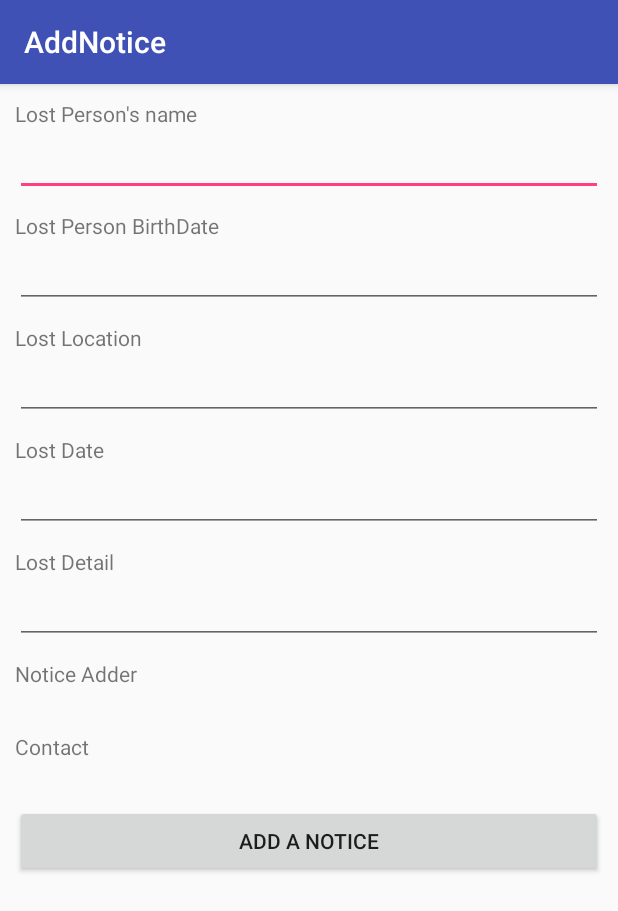
After one commit to paratab/Proj_ImgApp, an Android app: the NoticeAdd screen opened directly, with no data from a screen before it, on a phone screen of 412 x 824 dp. The commit adds this screen. Shown: the top 911 px of the screen. Run offline under Robolectric (Android 15) with nearby library versions, the phone set to English and light mode, and no system bars.

Commit message:
21/1/2559 - Add Notice - add NoticeAdd feature (not test) - optimize httpRequest (move to new class) - change theme

```diff
--- /dev/null
+++ b/app/src/main/java/bolona_pig/proj_imgapp/NoticeAdd.java
@@ -0,0 +1,63 @@
+package bolona_pig.proj_imgapp;
+
+import android.content.Intent;
+import android.os.Bundle;
+import android.support.v7.app.AppCompatActivity;
+import android.view.View;
+import android.widget.Button;
+import android.widget.EditText;
+import android.widget.TextView;
+import android.widget.Toast;
+
+public class NoticeAdd extends AppCompatActivity implements View.OnClickListener {
+
+    EditText edtLpName, edtLpBirthDate, edtLpLocation, edtLpDate, edtLpDetail;
+    TextView tvCtName, tvCtPhone;
+    Button btAddNotice;
+    UserLocalStore userLocalStore;
+
+    @Override
+    protected void onCreate(Bundle savedInstanceState) {
+        super.onCreate(savedInstanceState);
+        setContentView(R.layout.content__notice_add);
+
+        edtLpName = (EditText) findViewById(R.id.edtLpName);
+        edtLpBirthDate = (EditText) findViewById(R.id.edtLpBirthDate);
+        edtLpLocation = (EditText) findViewById(R.id.edtLpLocation);
+        edtLpDate = (EditText) findViewById(R.id.edtLpDate);
+        edtLpDetail = (EditText) findViewById(R.id.edtLpDetail);
+        tvCtName = (TextView) findViewById(R.id.tvCtName);
+        tvCtPhone = (TextView) findViewById(R.id.tvCtPhone);
+        btAddNotice = (Button) findViewById(R.id.btNoticeAdd);
+
+        btAddNotice.setOnClickListener(this);
+        userLocalStore = new UserLocalStore(this);
+    }
+
+    @Override
+    public void onStart() {
+        super.onStart();
+        if (!userLocalStore.getLoggedInStatus()) {
+            Intent intent = new Intent(this, Login.class);
+            //intent.addFlags(Intent.FLAG_ACTIVITY_CLEAR_TOP | Intent.FLAG_ACTIVITY_NEW_TASK);
+            startActivity(intent);
+            //finish();
+        } else {
+            User user = userLocalStore.getLoggedInUser();
+            tvCtName.setText(user.name);
+            tvCtPhone.setText(user.telephone);
+        }
+    }
+
+    @Override
+    public void onClick(View v) {
+        Intent intent;
+        switch (v.getId()) {
+            case R.id.btNoticeAdd:
+                Toast.makeText(this, "Added", Toast.LENGTH_SHORT).show();
+                intent = new Intent(this, MainActivity.class);
+                startActivity(intent);
+                break;
+        }
+    }
+}
--- /dev/null
+++ b/app/src/main/res/layout/content__notice_add.xml
@@ -0,0 +1,101 @@
+<?xml version="1.0" encoding="utf-8"?>
+<LinearLayout xmlns:android="http://schemas.android.com/apk/res/android"
+    android:layout_width="match_parent"
+    android:layout_height="match_parent"
+    android:orientation="vertical"
+    android:padding="10dp">
+
+    <TextView
+        android:layout_width="wrap_content"
+        android:layout_height="wrap_content"
+        android:text="Lost Person's name" />
+
+    <EditText
+        android:id="@+id/edtLpName"
+        android:layout_width="match_parent"
+        android:layout_height="wrap_content"
+        android:layout_marginBottom="10dp"
+        android:inputType="text"
+        android:nextFocusDown="@+id/edtLpBirthDate" />
+
+    <TextView
+        android:layout_width="wrap_content"
+        android:layout_height="wrap_content"
+        android:text="Lost Person BirthDate" />
+
+    <EditText
+        android:id="@+id/edtLpBirthDate"
+        android:layout_width="match_parent"
+        android:layout_height="wrap_content"
+        android:layout_marginBottom="10dp"
+        android:inputType="date"
+        android:nextFocusDown="@+id/edtLpLocation" />
+
+    <TextView
+        android:layout_width="wrap_content"
+        android:layout_height="wrap_content"
+        android:text="Lost Location" />
+
+    <EditText
+        android:id="@+id/edtLpLocation"
+        android:layout_width="match_parent"
+        android:layout_height="wrap_content"
+        android:layout_marginBottom="10dp"
+        android:inputType="text"
+        android:nextFocusDown="@+id/edtLpDate" />
+
+    <TextView
+        android:layout_width="wrap_content"
+        android:layout_height="wrap_content"
+        android:text="Lost Date" />
+
+    <EditText
+        android:id="@+id/edtLpDate"
+        android:layout_width="match_parent"
+        android:layout_height="wrap_content"
+        android:layout_marginBottom="10dp"
+        android:inputType="datetime"
+        android:nextFocusDown="@+id/edtLpDetail" />
+
+    <TextView
+        android:layout_width="wrap_content"
+        android:layout_height="wrap_content"
+        android:text="Lost Detail" />
+
+    <EditText
+        android:id="@+id/edtLpDetail"
+        android:layout_width="match_parent"
+        android:layout_height="wrap_content"
+        android:layout_marginBottom="10dp"
+        android:inputType="textMultiLine" />
+
+    <TextView
+        android:layout_width="wrap_content"
+        android:layout_height="wrap_content"
+        android:text="Notice Adder" />
+
+    <TextView
+        android:id="@+id/tvCtName"
+        android:layout_width="match_parent"
+        android:layout_height="wrap_content"
+        android:layout_marginBottom="10dp" />
+
+    <TextView
+        android:layout_width="wrap_content"
+        android:layout_height="wrap_content"
+        android:text="Contact" />
+
+    <TextView
+        android:id="@+id/tvCtPhone"
+        android:layout_width="match_parent"
+        android:layout_height="wrap_content"
+        android:layout_marginBottom="10dp" />
+
+    <Button
+        android:id="@+id/btNoticeAdd"
+        android:layout_width="match_parent"
+        android:layout_height="wrap_content"
+        android:text="Add a Notice" />
+
+
+</LinearLayout>
--- a/app/src/main/res/values/colors.xml
+++ b/app/src/main/res/values/colors.xml
@@ -3,4 +3,5 @@
     <color name="colorPrimary">#3F51B5</color>
     <color name="colorPrimaryDark">#303F9F</color>
     <color name="colorAccent">#FF4081</color>
+    <color name="background">#0669b2</color>
 </resources>
--- a/app/src/main/res/values/strings.xml
+++ b/app/src/main/res/values/strings.xml
@@ -7,4 +7,5 @@
     <string name="title_activity_user_detail_edit">UserDetailEdit</string>
     <string name="title_activity_user_password_change">UserPasswordChange</string>
     <string name="title_activity_maps">Map</string>
+    <string name="title_activity_add_notice">AddNotice</string>
 </resources>
```
Also changed, not shown: app/src/main/AndroidManifest.xml (+13 -27 lines), app/src/main/java/bolona_pig/proj_imgapp/HttpRequest.java (added, +79 -0 lines), app/src/main/java/bolona_pig/proj_imgapp/MainActivity.java (+8 -8 lines), app/src/main/java/bolona_pig/proj_imgapp/ServerRequest.java (+16 -254 lines), app/src/main/java/bolona_pig/proj_imgapp/UserManagement.java (+2 -6 lines), app/src/main/res/layout/activity_notice_add.xml (added, +34 -0 lines), app/src/main/res/layout/content_main.xml (+11 -5 lines).
